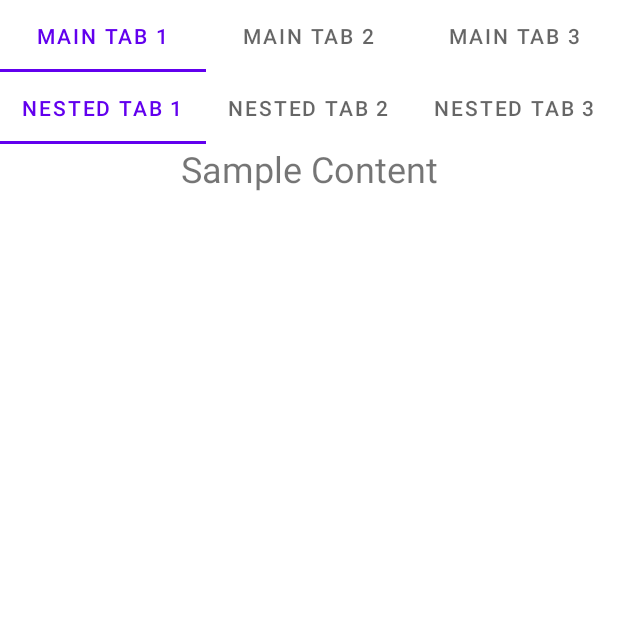
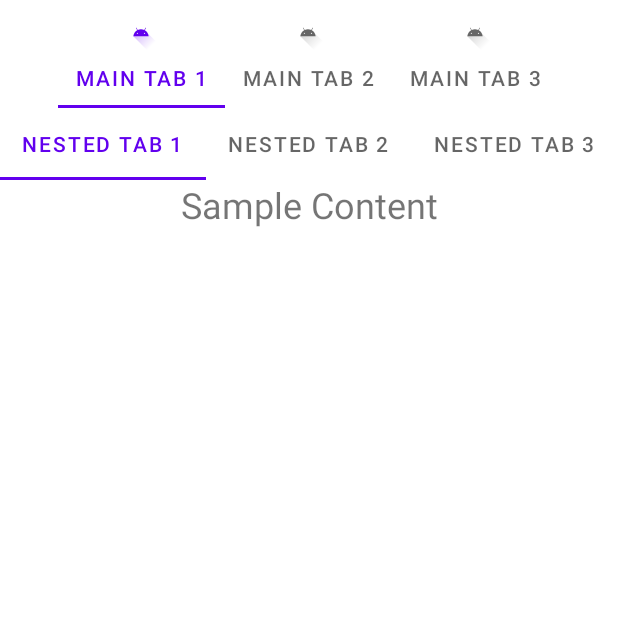
Before and after one commit to kohshin1977/ReflexiveFragment, an Android app: the screen it shows after launch (MainActivity), on a phone screen of 412 x 824 dp, the top half of it. Run offline under Robolectric (Android 15) with nearby library versions, the phone set to English and light mode, and no system bars.

Commit message:
タブにアイコンを追加。

```diff
--- a/app/src/main/java/com/example/reflexivefragment/MainActivity.java
+++ b/app/src/main/java/com/example/reflexivefragment/MainActivity.java
@@ -30,7 +30,7 @@ public class MainActivity extends AppCompatActivity {
         MainPagerAdapter mainPagerAdapter = new MainPagerAdapter(this);
         viewPager.setAdapter(mainPagerAdapter);
         new TabLayoutMediator(tabLayout, viewPager, (tab, position) -> {
-            tab.setText("Main Tab " + (position + 1));
+            tab.setText("Main Tab " + (position + 1)).setIcon(R.drawable.ic_launcher_foreground);
         }).attach();
     }
 
--- a/app/src/main/res/layout/activity_main.xml
+++ b/app/src/main/res/layout/activity_main.xml
@@ -38,7 +38,16 @@
         android:id="@+id/tabLayout"
         android:layout_width="match_parent"
         android:layout_height="wrap_content"
-        />
+        app:tabMode="scrollable"
+        app:tabGravity="center"
+        >
+        <com.google.android.material.tabs.TabItem
+            android:layout_width="wrap_content"
+            android:layout_height="wrap_content"
+            android:icon="@drawable/ic_launcher_foreground"
+            android:text="Tab 1"/>
+
+    </com.google.android.material.tabs.TabLayout>
 
     <androidx.viewpager2.widget.ViewPager2
         android:id="@+id/viewPager"
```
